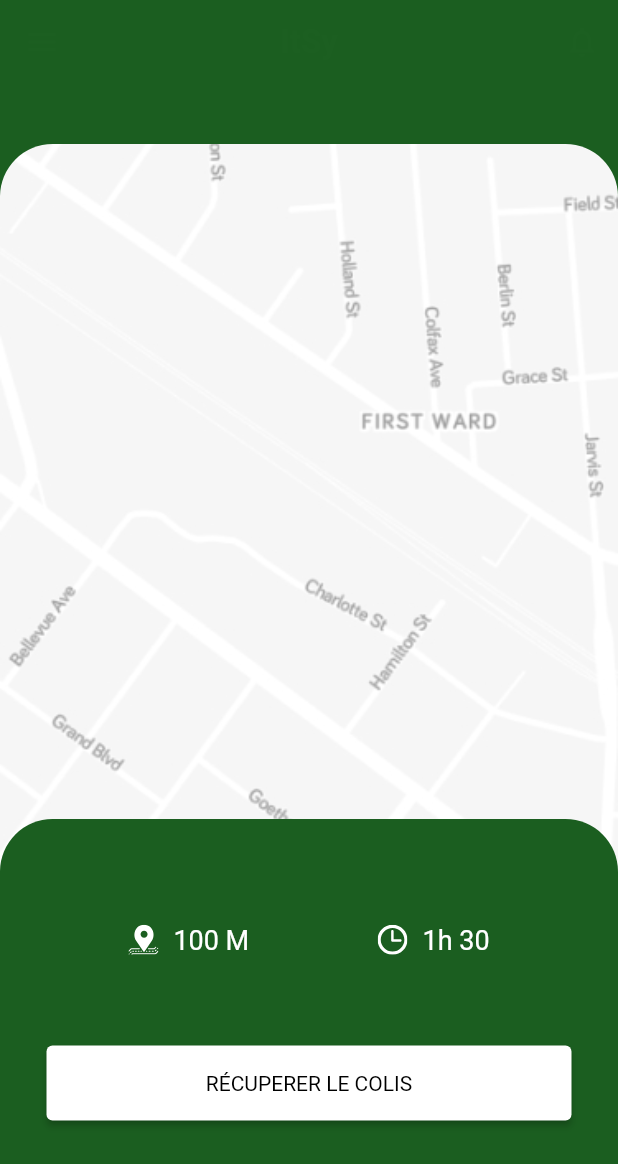
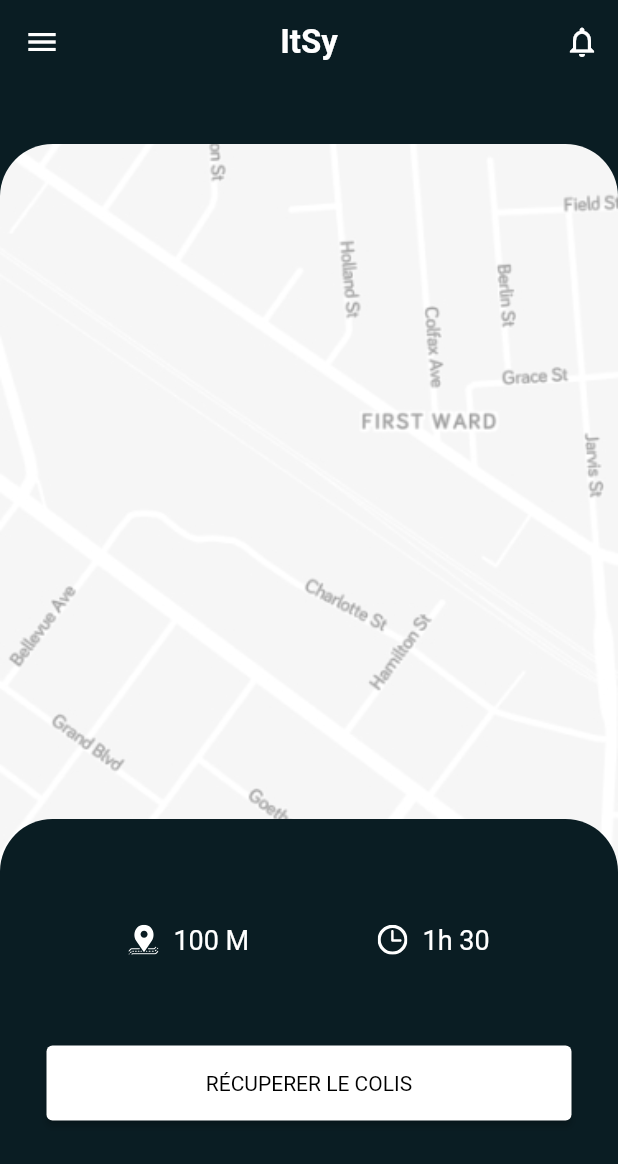
Before and after one commit to Thierno28/itsy-mobile, a Flutter app: the RecupererColis screen opened directly, on a phone screen of 412 x 824 dp. Shown: the top 1164 px of the screen. Run offline on Flutter 3.47's test engine with Material 2 defaults, Android fonts, the light colour scheme and no system bars; our stand-ins replace flutter_svg.

Commit message:
color theme taken care

```diff
--- a/lib/consts/global_colors.dart
+++ b/lib/consts/global_colors.dart
@@ -1,8 +1,8 @@
 import 'package:flutter/material.dart';
 
 //Normal theme
-Color normalScaffoldColor = const Color.fromARGB(255, 163, 163, 1);
-Color normalCardColor = const Color.fromARGB(255, 163, 163, 163);
-Color normalBackgroundColor = const Color.fromARGB(1, 10, 29, 35);
-Color normalIconsColor = const Color.fromARGB(1, 255, 255, 255);
-Color normalTextColor = const Color.fromARGB(1, 255, 255, 255);
+Color normalScaffoldColor = const Color(0xff0A1D23);
+Color normalCardColor = const Color(0xffFFFFFF);
+Color normalBackgroundColor = const Color(0xff0A1D23);
+Color normalIconsColor = const Color(0xffFFFFFF);
+Color normalTextColor = const Color(0xffFFFFFF);
--- a/lib/main.dart
+++ b/lib/main.dart
@@ -1,5 +1,8 @@
 import 'package:flutter/material.dart';
+import 'package:itsymobile/screen/confirmerLivraison/confirmer-livraison.dart';
 import 'package:itsymobile/screen/home/home.dart';
+import 'package:itsymobile/screen/livraison/livraison.dart';
+import 'package:itsymobile/screen/recupererColis/recuperer-colis.dart';
 import 'consts/global_colors.dart';
 
 void main() {
--- a/lib/screen/confirmerLivraison/confirmer-livraison.dart
+++ b/lib/screen/confirmerLivraison/confirmer-livraison.dart
@@ -12,10 +12,7 @@ class _ConfirmerLivraisonState extends State<ConfirmerLivraison> {
   @override
   Widget build(BuildContext context) {
     return Scaffold(
-      backgroundColor: Colors.green[900],
       appBar: AppBar(
-        backgroundColor: Color(0x0A1D23),
-        elevation: 0,
         leading: IconButton(
           onPressed: () {},
           icon: Icon(Icons.menu),
@@ -34,9 +31,6 @@ class _ConfirmerLivraisonState extends State<ConfirmerLivraison> {
           children: [
             Container(
               height: 40,
-              decoration: BoxDecoration(
-                color: Color(0x2E758B),
-              ),
             ),
             Expanded(
               child: ClipRRect(
--- a/lib/screen/home/home.dart
+++ b/lib/screen/home/home.dart
@@ -12,10 +12,7 @@ class _HomeState extends State<Home> {
   @override
   Widget build(BuildContext context) {
     return Scaffold(
-      backgroundColor: Colors.green[900],
       appBar: AppBar(
-        backgroundColor: Color(0x0A1D23),
-        elevation: 0,
         leading: IconButton(
           onPressed: () {},
           icon: Icon(Icons.menu),
--- a/lib/screen/livraison/livraison.dart
+++ b/lib/screen/livraison/livraison.dart
@@ -11,10 +11,7 @@ class _LivraisonState extends State<Livraison> {
   @override
   Widget build(BuildContext context) {
     return Scaffold(
-      backgroundColor: Colors.green[900],
       appBar: AppBar(
-        backgroundColor: Color(0x0A1D23),
-        elevation: 0,
         leading: IconButton(
           onPressed: () {},
           icon: Icon(Icons.menu),
@@ -33,9 +30,6 @@ class _LivraisonState extends State<Livraison> {
           children: [
             Container(
               height: 40,
-              decoration: BoxDecoration(
-                color: Color(0x2E758B),
-              ),
             ),
             Expanded(
                 child: ClipRRect(
--- a/lib/screen/recupererColis/recuperer-colis.dart
+++ b/lib/screen/recupererColis/recuperer-colis.dart
@@ -1,5 +1,6 @@
 import 'package:flutter/material.dart';
 import 'package:flutter_svg/svg.dart';
+import 'package:itsymobile/consts/global_colors.dart';
 import 'package:itsymobile/screen/recupererColis/components/details-trajet.dart';
 
 class RecupererColis extends StatefulWidget {
@@ -13,10 +14,7 @@ class _RecupererColisState extends State<RecupererColis> {
   @override
   Widget build(BuildContext context) {
     return Scaffold(
-      backgroundColor: Colors.green[900],
       appBar: AppBar(
-        backgroundColor: Color(0x0A1D23),
-        elevation: 0,
         leading: IconButton(
           onPressed: () {},
           icon: Icon(Icons.menu),
@@ -35,9 +33,6 @@ class _RecupererColisState extends State<RecupererColis> {
           children: [
             Container(
               height: 40,
-              decoration: BoxDecoration(
-                color: Color(0x2E758B),
-              ),
             ),
             Expanded(
               child: ClipRRect(
@@ -62,7 +57,7 @@ class _RecupererColisState extends State<RecupererColis> {
                               BorderRadius.vertical(top: Radius.circular(35)),
                           child: Container(
                             decoration: BoxDecoration(
-                              color: Colors.green[900],
+                              color: normalBackgroundColor,
                             ),
                             child: Padding(
                               padding: EdgeInsets.only(top: 70),
```
Also changed, not shown: lib/screen/widgets/appbar_icons.dart (+3 -9 lines).
